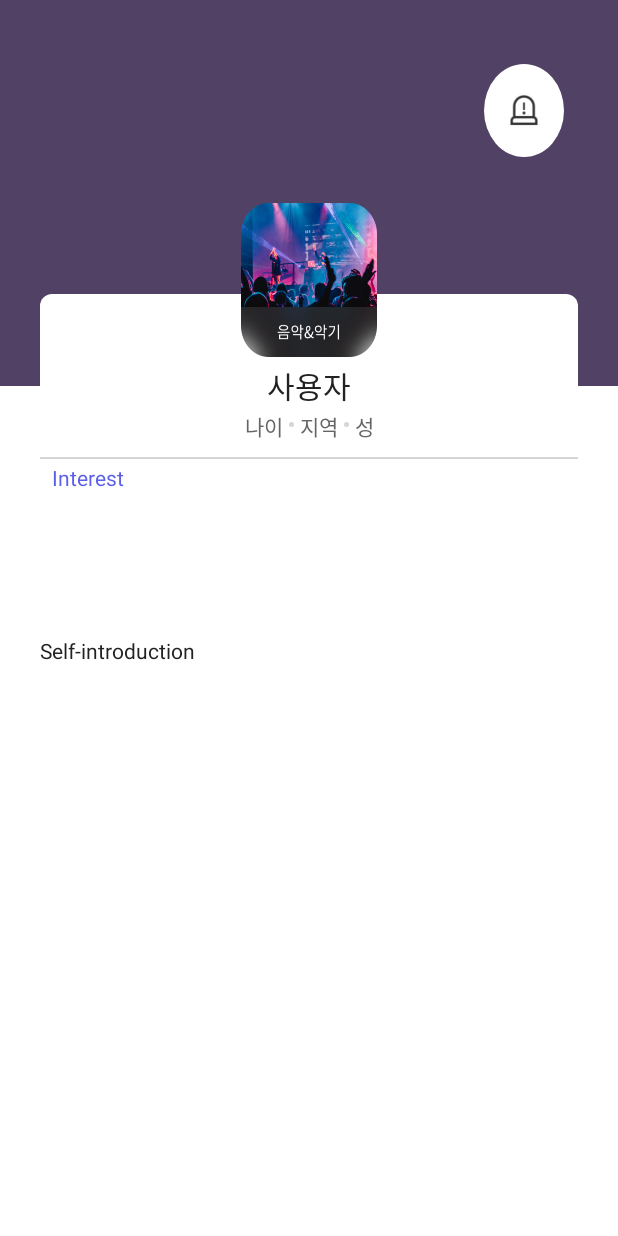
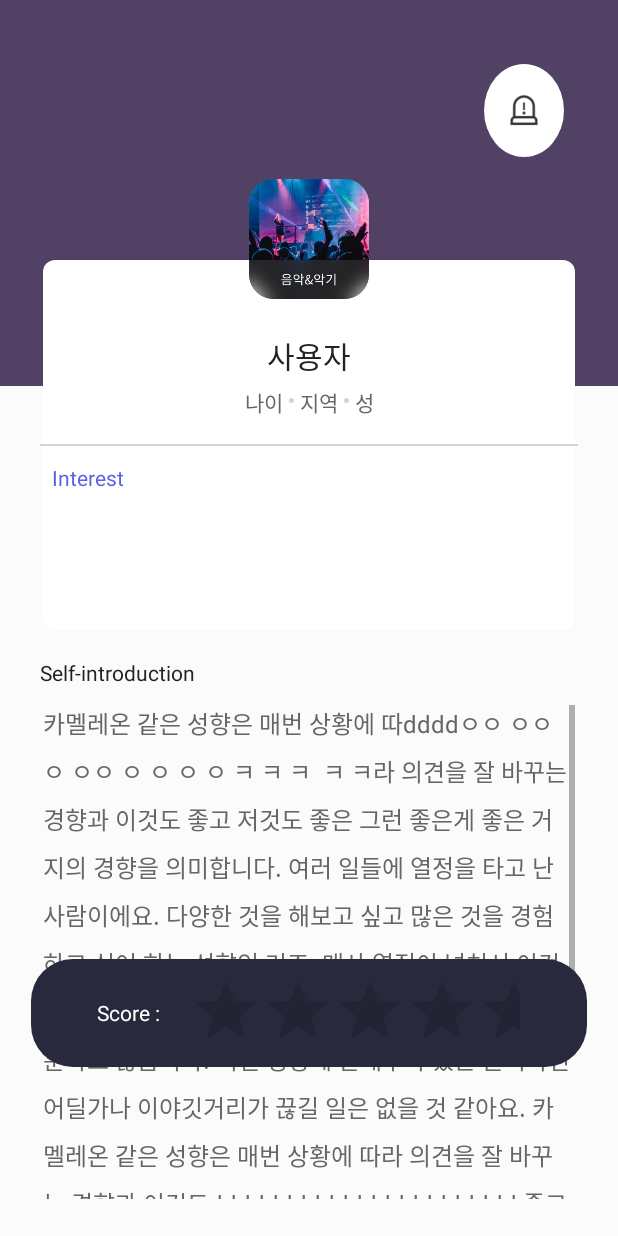
Before and after one commit to yeonggeumkang/private-serendipity, an Android app: the StoryActivity screen opened directly, with no data from a screen before it, on a phone screen of 412 x 824 dp. Run offline under Robolectric (Android 15) with nearby library versions, the phone set to English and light mode, and no system bars.

Commit message:
09 Story Activitiy 1차 완성
- rating bar custom
- 설명에 따라 평균점수/레이팅바 visibility 설정

```diff
--- a/app/src/main/java/com/example/local_serendipity/StoryActivity.java
+++ b/app/src/main/java/com/example/local_serendipity/StoryActivity.java
@@ -1,19 +1,57 @@
 package com.example.local_serendipity;
 
+import android.graphics.Color;
+import android.graphics.PorterDuff;
+import android.graphics.drawable.LayerDrawable;
+import android.media.Rating;
 import android.os.Bundle;
 import android.view.View;
+import android.widget.ImageView;
+import android.widget.LinearLayout;
+import android.widget.RatingBar;
+import android.widget.TextView;
 import android.widget.Toast;
 
 import androidx.appcompat.app.AppCompatActivity;
+import androidx.core.content.ContextCompat;
 
 public class StoryActivity extends AppCompatActivity {
 
     private ClaimDialog mClaimDialog;
+    ImageView ivProfileScore;
+    TextView tvAvgScore;
+    TextView tvScore;
+
+    ImageView ivLine;
+    LinearLayout layoutProfile;
+    LinearLayout layoutScore;
+
 
     @Override
     protected void onCreate(Bundle savedInstanceState) {
         super.onCreate(savedInstanceState);
         setContentView(R.layout.activity_story);
+
+        //점수 없는 케이스
+        ivLine = (ImageView)findViewById(R.id.horizontal_line);
+        layoutProfile = (LinearLayout)findViewById(R.id.layout_profile);
+        //setInvisible(ivLine, layoutProfile);
+
+        //점수 있는 케이스
+        ivProfileScore = (ImageView)findViewById(R.id.iv_profile_score);
+        tvAvgScore = (TextView)findViewById(R.id.tv_avg_score);
+        tvScore = (TextView)findViewById(R.id.tv_score);
+        setInvisible(ivProfileScore, tvAvgScore, tvScore);
+
+        layoutScore = (LinearLayout)findViewById(R.id.layout_score);
+        RatingBar ratingBar = (RatingBar) findViewById(R.id.ratingBar);
+        LayerDrawable stars = (LayerDrawable) ratingBar.getProgressDrawable();
+
+        stars.getDrawable(2).setColorFilter(ContextCompat.getColor(this,
+                R.color.colorRoyalBlue2), PorterDuff.Mode.SRC_ATOP);
+
+        ratingBar.setOnRatingBarChangeListener(new Listener());
+
 
     }
 
@@ -36,4 +74,23 @@ public class StoryActivity extends AppCompatActivity {
         mClaimDialog = new ClaimDialog(this, backListener, completeListener);
         mClaimDialog.show();
     }
+
+    private void setInvisible(View view1, View view2){
+        view1.setVisibility(View.GONE);
+        view2.setVisibility(View.GONE);
+    }
+
+    private void setInvisible(View view1, View view2, View view3){
+        view1.setVisibility(View.GONE);
+        view2.setVisibility(View.GONE);
+        view3.setVisibility(View.GONE);
+    }
+
+    class Listener implements RatingBar.OnRatingBarChangeListener {
+
+        @Override
+        public void onRatingChanged(RatingBar ratingBar, float rating, boolean fromUser) {
+            layoutScore.setVisibility(View.GONE);
+        }
+    }
 }
--- /dev/null
+++ b/app/src/main/res/drawable/ebony_radius.xml
@@ -0,0 +1,10 @@
+<?xml version="1.0" encoding="utf-8"?>
+<selector xmlns:android="http://schemas.android.com/apk/res/android">
+    <item>
+        <shape android:shape="rectangle">
+            <corners
+                android:radius="28dp"/>
+            <solid android:color="@color/colorEbonyClay" />
+        </shape>
+    </item>
+</selector>
--- /dev/null
+++ b/app/src/main/res/drawable/profile_grey_radius.xml
@@ -0,0 +1,10 @@
+<?xml version="1.0" encoding="utf-8"?>
+<shape xmlns:android="http://schemas.android.com/apk/res/android"
+    android:shape="rectangle">
+    <corners
+        android:bottomLeftRadius="8dp"
+        android:bottomRightRadius="8dp" />
+    <solid
+        android:color="@color/colorGallery" />
+
+</shape>
--- a/app/src/main/res/layout/activity_my_profile_rel.xml
+++ b/app/src/main/res/layout/activity_my_profile_rel.xml
@@ -23,9 +23,11 @@
             android:layout_width="63dp"
             android:layout_height="24dp"
             android:layout_above="@+id/iv_profile"
+            android:layout_toRightOf="@+id/tv_user_name"
             android:background="@drawable/bridge_radius"
             android:layout_marginBottom="60dp"
-            android:layout_marginLeft="300dp"
+            android:layout_marginLeft="50dp"
+            android:layout_marginStart="50dp"
             android:orientation="horizontal"
             android:gravity="center">
 
--- a/app/src/main/res/layout/activity_story.xml
+++ b/app/src/main/res/layout/activity_story.xml
@@ -5,7 +5,7 @@
     android:layout_width="match_parent"
     android:layout_height="match_parent"
     android:fitsSystemWindows="true"
-    android:background="@color/colorWhite"
+    android:background="@color/colorTransWhite"
     tools:context=".StoryActivity">
 
     <ImageView
@@ -49,9 +49,9 @@
         android:id="@+id/iv_profile"
         android:layout_width="0dp"
         android:layout_height="0dp"
-        app:layout_constraintWidth_percent="0.87"
+        app:layout_constraintWidth_percent="0.86"
         app:layout_constraintHeight_percent="0.3"
-        app:layout_constraintVertical_bias="0.34"
+        app:layout_constraintVertical_bias="0.3"
         android:background="@drawable/dialog_radius"
         app:layout_constraintTop_toTopOf="parent"
         app:layout_constraintBottom_toBottomOf="parent"
@@ -60,11 +60,9 @@
 
     <ImageView
         android:id="@+id/iv_profile_photo"
-        android:layout_width="0dp"
-        android:layout_height="0dp"
-        app:layout_constraintWidth_percent="0.22"
-        app:layout_constraintHeight_percent="0.125"
-        app:layout_constraintVertical_bias="0.1875"
+        android:layout_width="80dp"
+        android:layout_height="80dp"
+        app:layout_constraintVertical_bias="0.16"
         android:background="@drawable/img_inter_03_music_aos"
         app:layout_constraintTop_toTopOf="parent"
         app:layout_constraintBottom_toBottomOf="parent"
@@ -76,7 +74,7 @@
         android:layout_width="wrap_content"
         android:layout_height="wrap_content"
         android:gravity="center"
-        app:layout_constraintVertical_bias="0.305"
+        app:layout_constraintVertical_bias="0.28"
         style="@style/Kor20DarkLightCenter"
         android:text="사용자"
         app:layout_constraintTop_toTopOf="parent"
@@ -89,7 +87,7 @@
         android:layout_width="wrap_content"
         android:layout_height="20dp"
         android:orientation="horizontal"
-        app:layout_constraintVertical_bias="0.34"
+        app:layout_constraintVertical_bias="0.32"
         android:gravity="center"
         app:layout_constraintTop_toTopOf="parent"
         app:layout_constraintBottom_toBottomOf="parent"
@@ -156,7 +154,7 @@
         android:layout_height="1dp"
         app:layout_constraintWidth_percent="0.87"
         android:background="@color/colorAlto"
-        app:layout_constraintVertical_bias="0.37"
+        app:layout_constraintVertical_bias="0.36"
         app:layout_constraintTop_toTopOf="parent"
         app:layout_constraintBottom_toBottomOf="parent"
         app:layout_constraintStart_toStartOf="parent"
@@ -179,6 +177,45 @@
         app:layout_constraintStart_toStartOf="parent"
         app:layout_constraintEnd_toEndOf="parent"/>
 
+    <ImageView
+        android:id="@+id/iv_profile_score"
+        android:layout_width="0dp"
+        android:layout_height="0dp"
+        android:background="@drawable/profile_grey_radius"
+        app:layout_constraintVertical_bias="0.42"
+        app:layout_constraintWidth_percent="0.86"
+        app:layout_constraintHeight_percent="0.16"
+        app:layout_constraintTop_toTopOf="parent"
+        app:layout_constraintBottom_toBottomOf="parent"
+        app:layout_constraintStart_toStartOf="parent"
+        app:layout_constraintEnd_toEndOf="parent"/>
+
+    <TextView
+        android:id="@+id/tv_avg_score"
+        style="@style/Kor16DarkRegularCenter"
+        android:layout_width="wrap_content"
+        android:layout_height="wrap_content"
+        android:text="현재 평균 점수👍"
+        app:layout_constraintVertical_bias="0.4"
+        app:layout_constraintTop_toTopOf="parent"
+        app:layout_constraintBottom_toBottomOf="parent"
+        app:layout_constraintStart_toStartOf="parent"
+        app:layout_constraintEnd_toEndOf="parent"/>
+
+    <TextView
+        android:id="@+id/tv_score"
+        style="@style/Eng32PointBoldCenter"
+        android:layout_width="wrap_content"
+        android:layout_height="wrap_content"
+        android:text="4.2"
+        app:layout_constraintVertical_bias="0.45"
+
+        app:layout_constraintTop_toTopOf="parent"
+        app:layout_constraintBottom_toBottomOf="parent"
+        app:layout_constraintStart_toStartOf="parent"
+        app:layout_constraintEnd_toEndOf="parent"/>
+
+
     <TextView
         android:id="@+id/tv_self_introduction"
         android:layout_width="0dp"
@@ -186,7 +223,7 @@
         app:layout_constraintWidth_percent="0.87"
         app:layout_constraintHeight_percent="0.032"
         android:gravity="start"
-        app:layout_constraintVertical_bias="0.53125"
+        app:layout_constraintVertical_bias="0.55"
         android:layout_below="@+id/layout_chat"
         style="@style/Eng14DarkBoldLeft"
         android:text="Self-introduction"
@@ -195,21 +232,78 @@
         app:layout_constraintStart_toStartOf="parent"
         app:layout_constraintEnd_toEndOf="parent"  />
 
-    <TextView
-        android:id="@+id/tv_content"
+    <ScrollView
         android:layout_width="0dp"
-        android:layout_height="wrap_content"
-        android:gravity="start"
-        android:layout_below="@+id/layout_chat"
-        android:text="카멜레온 같은 성향은 매번 상황에 따라 의견을 잘 바꾸는 경향과 이것도 좋고 저것도 좋은 그런 좋은게 좋은 거지의 경향을 의미합니다. 여러 일들에 열정을 타고 난 사람이에요. 다양한 것을 해보고 싶고 많은 것을 경험하고 싶어 하는 성향인 거죠. 매사 열정이 넘쳐서 이것저것 다채로운 일을 합니다. 그래서 취미도 많고, 관심분야도 많습니다. 이런 성향에 말재주가 있는 분이라면 어딜가나 이야깃거리가 끊길 일은 없을 것 같아요.
-카멜레온 같은 성향은 매번 상황에 따라 의견을 잘 바꾸는 경향과 이것도 좋고 저것도 좋은 그런 좋은게 좋은 거지의 경향을 의미합니다. 여러 일들에 열정을 타고 난 사람이에요. 다양한 것을 해보고 싶고 많은 것을 경험하고 싶어 하는 성향인 거죠. "
-        style="@style/Kor16BodyRegularLeft"
-        app:layout_constraintWidth_percent="0.87"
+        android:layout_height="0dp"
+        app:layout_constraintWidth_percent="0.86"
+        app:layout_constraintHeight_percent="0.4"
+        app:layout_constraintVertical_bias="0.95"
+
         app:layout_constraintTop_toTopOf="parent"
         app:layout_constraintBottom_toBottomOf="parent"
         app:layout_constraintStart_toStartOf="parent"
-        app:layout_constraintEnd_toEndOf="parent"
-        android:visibility="gone"/>
+        app:layout_constraintEnd_toEndOf="parent">
+
+        <TextView
+            android:id="@+id/tv_content"
+            android:layout_width="wrap_content"
+            android:layout_height="wrap_content"
+            android:gravity="start"
+            android:layout_below="@+id/layout_chat"
+            android:text="카멜레온 같은 성향은 매번 상황에 따ddddㅇㅇ ㅇㅇㅇ ㅇㅇ ㅇ ㅇ ㅇ ㅇ ㅋ ㅋ ㅋ  ㅋ ㅋ라 의견을 잘 바꾸는 경향과 이것도 좋고 저것도 좋은 그런 좋은게 좋은 거지의 경향을 의미합니다. 여러 일들에 열정을 타고 난 사람이에요. 다양한 것을 해보고 싶고 많은 것을 경험하고 싶어 하는 성향인 거죠. 매사 열정이 넘쳐서 이것저것 다채로운 일을 합니다. 그래서 취미도 많고, 관심분야도 많습니다. 이런 성향에 말재주가 있는 분이라면 어딜가나 이야깃거리가 끊길 일은 없을 것 같아요.
+카멜레온 같은 성향은 매번 상황에 따라 의견을 잘 바꾸는 경향과 이것도dddddddddddddddddddddd 좋고 저것도 좋은 그런 좋은게 좋은 거지의 경향을 의미합니다. 여러 일들에 열정을 타고 난 사람이에요. 다양한 것을 해보고 싶고 많은 것을 경험하고 싶어 하는 성향인 거죠. "
+            style="@style/Kor16BodyRegularLeft"
+
+            app:layout_constraintTop_toTopOf="parent"
+            app:layout_constraintBottom_toBottomOf="parent"
+            app:layout_constraintStart_toStartOf="parent"
+            app:layout_constraintEnd_toEndOf="parent" />
+
+    </ScrollView>
+
+    <LinearLayout
+        android:id="@+id/layout_score"
+        android:layout_width="0dp"
+        android:layout_height="0dp"
+        android:background="@drawable/ebony_radius"
+        android:gravity="center"
+        app:layout_constraintVertical_bias="0.85"
+        app:layout_constraintWidth_percent="0.9"
+        app:layout_constraintHeight_percent="0.0875"
+        app:layout_constraintTop_toTopOf="parent"
+        app:layout_constraintBottom_toBottomOf="parent"
+        app:layout_constraintStart_toStartOf="parent"
+        app:layout_constraintEnd_toEndOf="parent">
+
+        <TextView
+            style="@style/Eng14WhiteBoldLeft"
+            android:layout_width="wrap_content"
+            android:layout_height="wrap_content"
+            android:padding="10dp"
+            android:text="Score :"
+            android:layout_gravity="center"/>
+
+        <RatingBar
+            android:id="@+id/ratingBar"
+            android:layout_width="wrap_content"
+            android:layout_height="50dp"
+            android:numStars="5"
+            android:max="5"
+            android:rating="0"
+            android:stepSize="0.5"
+            android:paddingLeft="10dp"
+            android:paddingRight="10dp"
+            app:layout_constraintVertical_bias="0.85"
+            app:layout_constraintTop_toTopOf="parent"
+            app:layout_constraintBottom_toBottomOf="parent"
+            app:layout_constraintStart_toStartOf="parent"
+            app:layout_constraintEnd_toEndOf="parent" />
+
+
+    </LinearLayout>
+
+
+
 
 
 
--- a/app/src/main/res/values/styles.xml
+++ b/app/src/main/res/values/styles.xml
@@ -23,6 +23,10 @@
         <item name="windowNoTitle">true</item>
     </style>
 
+    <style name="RatingBar" parent="Theme.AppCompat">
+        <item name="colorControlNormal">@color/colorAlto</item>
+        <item name="colorControlActivated">@color/colorRoyalBlue2</item>
+    </style>
 
 
 
```
